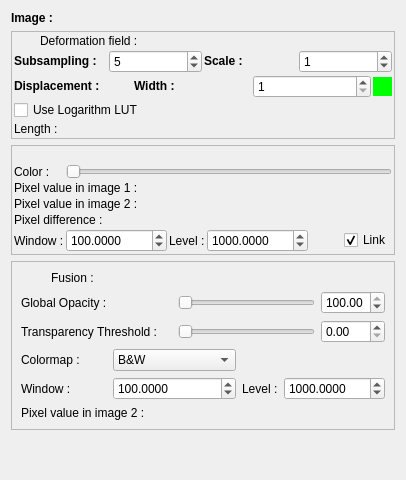
The window that vv/qt_ui/vvOverlayPanel.ui (open-vv/vv) describes before a commit, drawn with Qt 5.
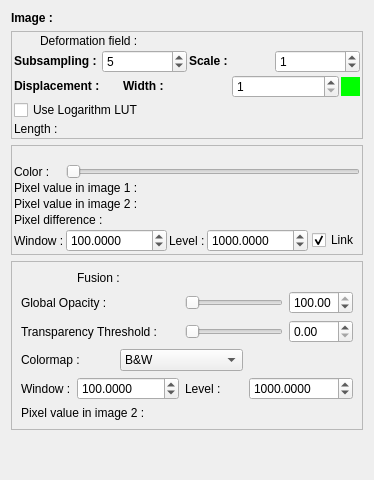
The same window after the commit. Icons and pictures are not drawn.

Commit message: Attempt to manually adjust the layout of the overlay panel for fusion to minimize its width

```diff
--- a/vv/qt_ui/vvOverlayPanel.ui
+++ b/vv/qt_ui/vvOverlayPanel.ui
@@ -422,7 +422,7 @@
         </property>
        </widget>
       </item>
-      <item row="0" column="1">
+      <item row="0" column="1" colspan="5">
        <widget class="QLabel" name="dataFusionnedLabel">
         <property name="sizePolicy">
          <sizepolicy hsizetype="Preferred" vsizetype="Fixed">
@@ -435,14 +435,14 @@
         </property>
        </widget>
       </item>
-      <item row="1" column="0" colspan="2">
+      <item row="1" column="0" colspan="3">
        <widget class="QLabel" name="opacityLabel">
         <property name="text">
          <string>Global Opacity :</string>
         </property>
        </widget>
       </item>
-      <item row="1" column="3" colspan="3">
+      <item row="1" column="3" colspan="2">
        <widget class="QSlider" name="opacityHorizontalSlider">
         <property name="sizePolicy">
          <sizepolicy hsizetype="Preferred" vsizetype="Fixed">
@@ -455,7 +455,7 @@
         </property>
        </widget>
       </item>
-      <item row="1" column="6">
+      <item row="1" column="5">
        <widget class="QDoubleSpinBox" name="fusionOpacitySpin">
         <property name="decimals">
          <number>2</number>
@@ -490,7 +490,7 @@
         </property>
        </widget>
       </item>
-      <item row="2" column="3" colspan="3">
+      <item row="2" column="3" colspan="2">
        <widget class="QSlider" name="thresOpacityHorizontalSlider">
         <property name="sizePolicy">
          <sizepolicy hsizetype="Preferred" vsizetype="Fixed">
@@ -503,7 +503,7 @@
         </property>
        </widget>
       </item>
-      <item row="2" column="6">
+      <item row="2" column="5">
        <widget class="QDoubleSpinBox" name="fusionThresSpin">
         <property name="decimals">
          <number>2</number>
@@ -567,14 +567,14 @@
         </item>
        </widget>
       </item>
-      <item row="4" column="0" colspan="2">
+      <item row="4" column="0">
        <widget class="QLabel" name="label_7">
         <property name="text">
          <string>Window :</string>
         </property>
        </widget>
       </item>
-      <item row="4" column="2" colspan="2">
+      <item row="4" column="1" colspan="2">
        <widget class="QDoubleSpinBox" name="fusionWindowSpinBox">
         <property name="decimals">
          <number>4</number>
@@ -593,14 +593,14 @@
         </property>
        </widget>
       </item>
-      <item row="4" column="4">
+      <item row="4" column="3">
        <widget class="QLabel" name="label_8">
         <property name="text">
          <string>Level :</string>
         </property>
        </widget>
       </item>
-      <item row="4" column="5" colspan="2">
+      <item row="4" column="4" colspan="2">
        <widget class="QDoubleSpinBox" name="fusionLevelSpinBox">
         <property name="decimals">
          <number>4</number>
```
